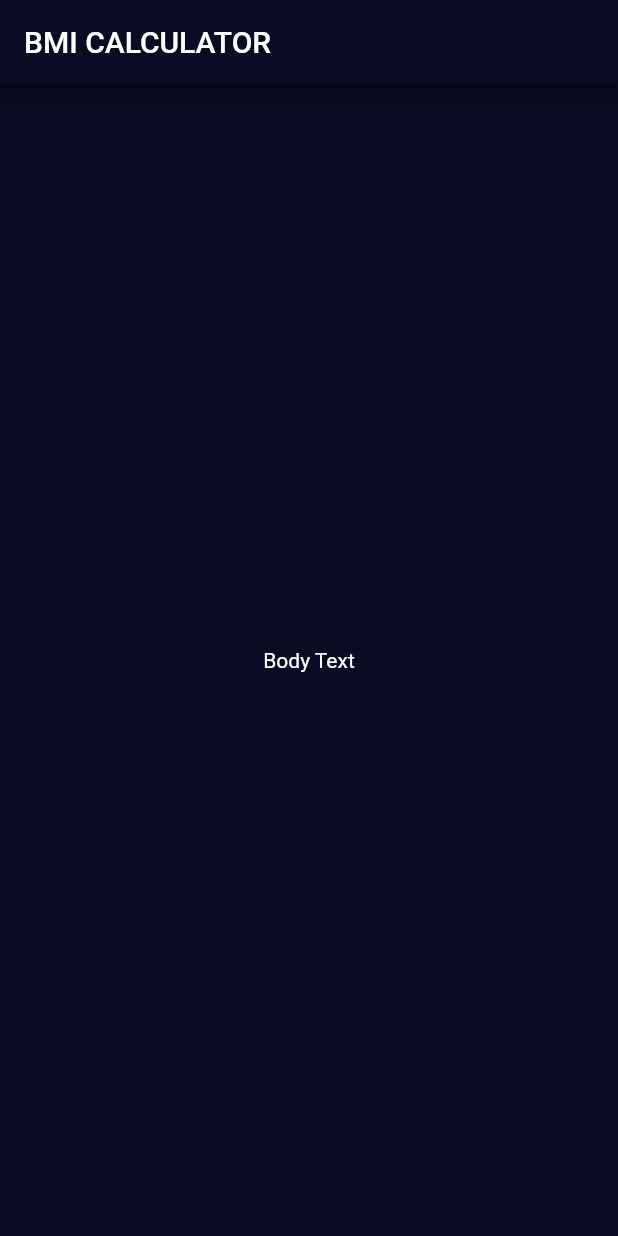
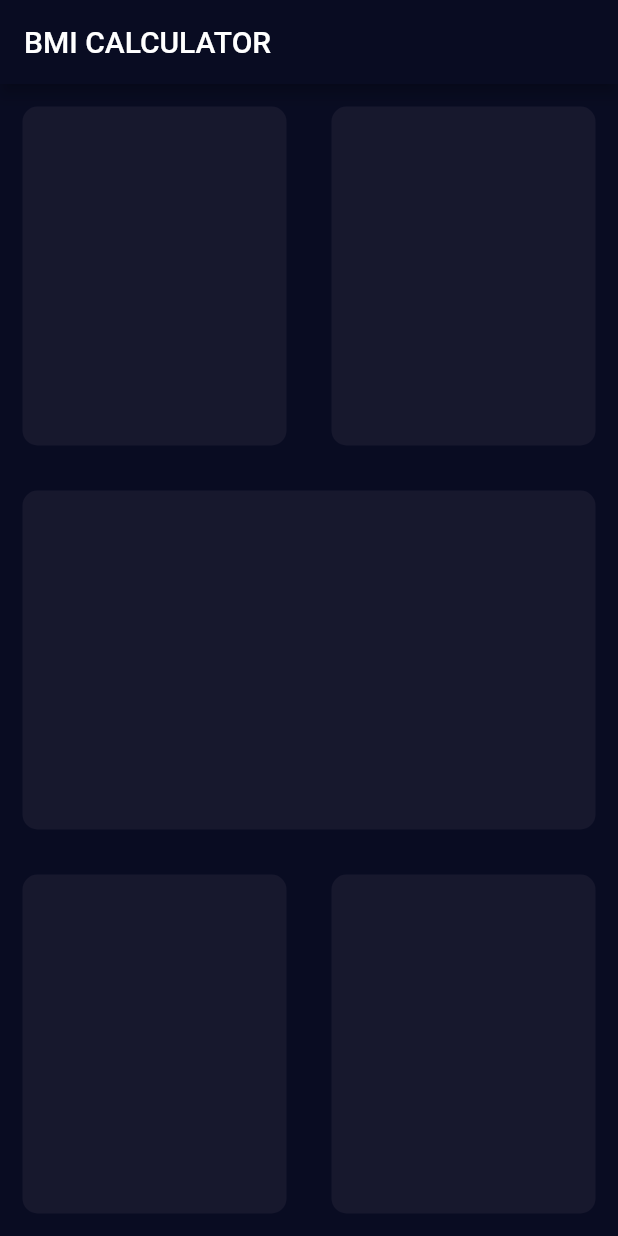
Before and after one commit to Lincxx/Flutter-BMI-Calc, a Flutter app: the screen it shows after launch, on a phone screen of 412 x 824 dp. Run offline on Flutter 3.47's test engine with Material 2 defaults, Android fonts, the phone set to English and light mode, and no system bars.

Commit message:
Built the basic contatiner layout

```diff
--- /dev/null
+++ b/lib/input_page.dart
@@ -0,0 +1,65 @@
+import 'package:flutter/material.dart';
+
+class InputPage extends StatefulWidget {
+  @override
+  _InputPageState createState() => _InputPageState();
+}
+
+class _InputPageState extends State<InputPage> {
+  @override
+  Widget build(BuildContext context) {
+    return Scaffold(
+      appBar: AppBar(
+        title: Text('BMI CALCULATOR'),
+      ),
+      body: Column(
+        children: <Widget>[
+          Expanded(
+            child: Row(
+              children: <Widget>[
+                Expanded(
+                  child: ReusableCard(color: Color(0xFF1D1E3)),
+                ),
+                Expanded(
+                  child: ReusableCard(color: Color(0xFF1D1E3)),
+                ),
+              ],
+            ),
+          ),
+          Expanded(
+            child: ReusableCard(color: Color(0xFF1D1E3)),
+          ),
+          Expanded(
+            child: Row(
+              children: <Widget>[
+                Expanded(
+                  child: ReusableCard(color: Color(0xFF1D1E3)),
+                ),
+                Expanded(
+                  child: ReusableCard(color: Color(0xFF1D1E3)),
+                ),
+              ],
+            ),
+          ),
+        ],
+      ),
+    );
+  }
+}
+
+class ReusableCard extends StatelessWidget {
+  ReusableCard({@required this.color});
+
+  final Color color;
+
+  @override
+  Widget build(BuildContext context) {
+    return Container(
+      margin: EdgeInsets.all(15.0),
+      decoration: BoxDecoration(
+        borderRadius: BorderRadius.circular(10.0),
+        color: color,
+      ),
+    );
+  }
+}
--- a/lib/main.dart
+++ b/lib/main.dart
@@ -1,4 +1,6 @@
 import 'package:flutter/material.dart';
+
+import 'input_page.dart';
 
 void main() => runApp(BMICalculator());
 
@@ -6,6 +8,7 @@ class BMICalculator extends StatelessWidget {
   @override
   Widget build(BuildContext context) {
     return MaterialApp(
+      debugShowCheckedModeBanner: false,
       theme: ThemeData.dark().copyWith(
         primaryColor: Color(0xFF090C22),
         scaffoldBackgroundColor: Color(0xFF090C22),
@@ -14,22 +17,3 @@ class BMICalculator extends StatelessWidget {
     );
   }
 }
-
-class InputPage extends StatefulWidget {
-  @override
-  _InputPageState createState() => _InputPageState();
-}
-
-class _InputPageState extends State<InputPage> {
-  @override
-  Widget build(BuildContext context) {
-    return Scaffold(
-      appBar: AppBar(
-        title: Text('BMI CALCULATOR'),
-      ),
-      body: Center(
-        child: Text('Body Text'),
-      ),
-    );
-  }
-}
```
